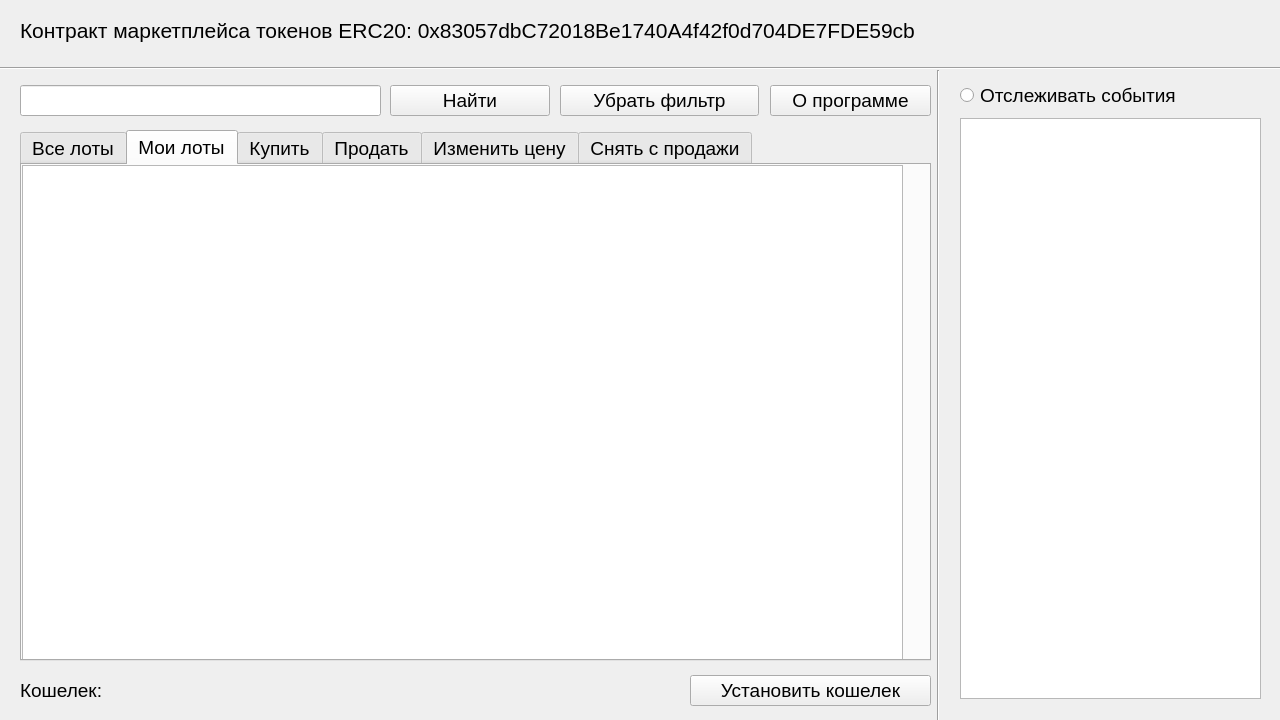
Old version of the form gui/layouts/MainWindow.ui in the repository Krahjotdaan/ERC20MarketplaceWithGUI.
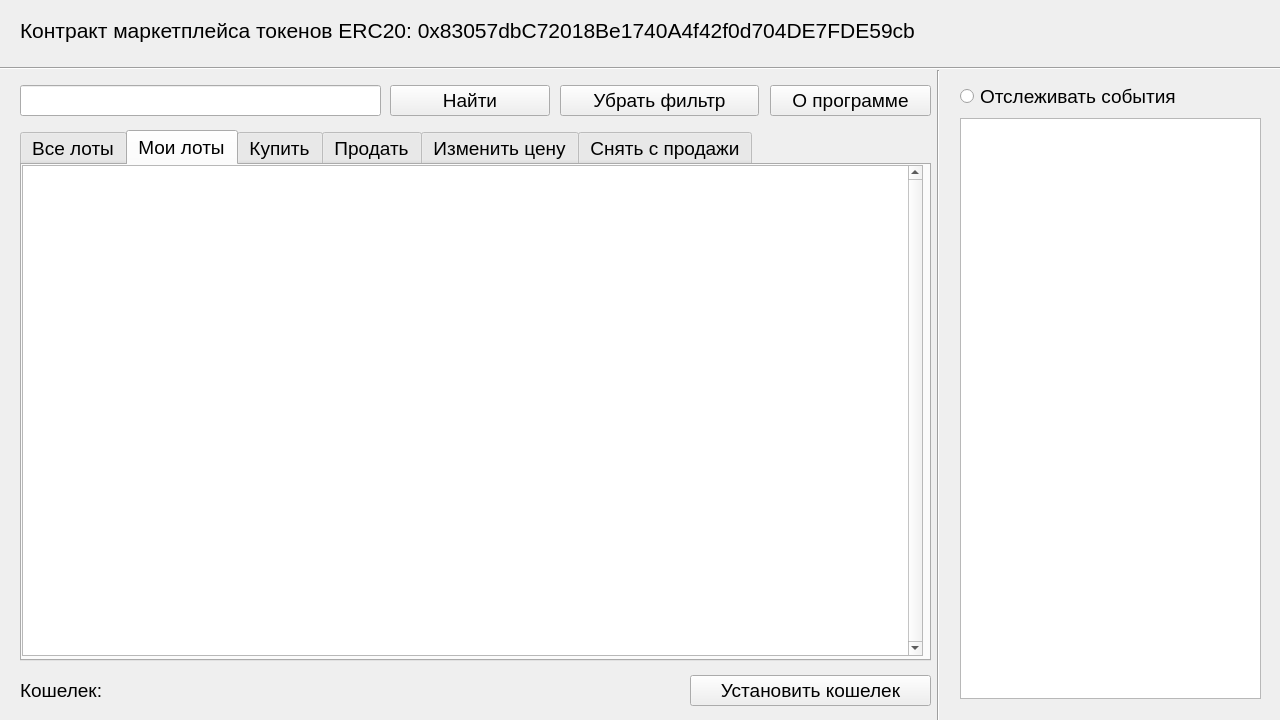
New version of the form. The open tabs and pages were chosen to show the change.

Commit message: Fix: fixed main window

```diff
--- a/gui/layouts/MainWindow.ui
+++ b/gui/layouts/MainWindow.ui
@@ -73,7 +73,7 @@
       <x>960</x>
       <y>80</y>
       <width>303</width>
-      <height>31</height>
+      <height>34</height>
      </rect>
     </property>
     <layout class="QHBoxLayout" name="horizontalLayout_3">
@@ -201,10 +201,13 @@
           <rect>
            <x>0</x>
            <y>0</y>
-           <width>881</width>
-           <height>501</height>
+           <width>901</width>
+           <height>491</height>
           </rect>
          </property>
+         <property name="verticalScrollBarPolicy">
+          <enum>Qt::ScrollBarAlwaysOn</enum>
+         </property>
         </widget>
        </widget>
        <widget class="QWidget" name="purchase_tab">
```
Left out of the diff: 6 changed lines with no effect on the pictures. The commit also changes 1 other file.
